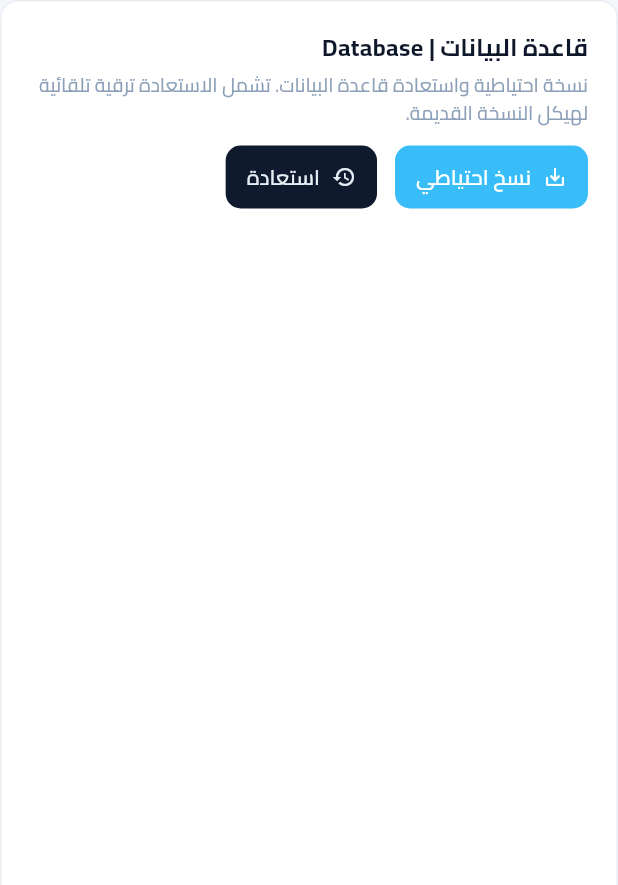
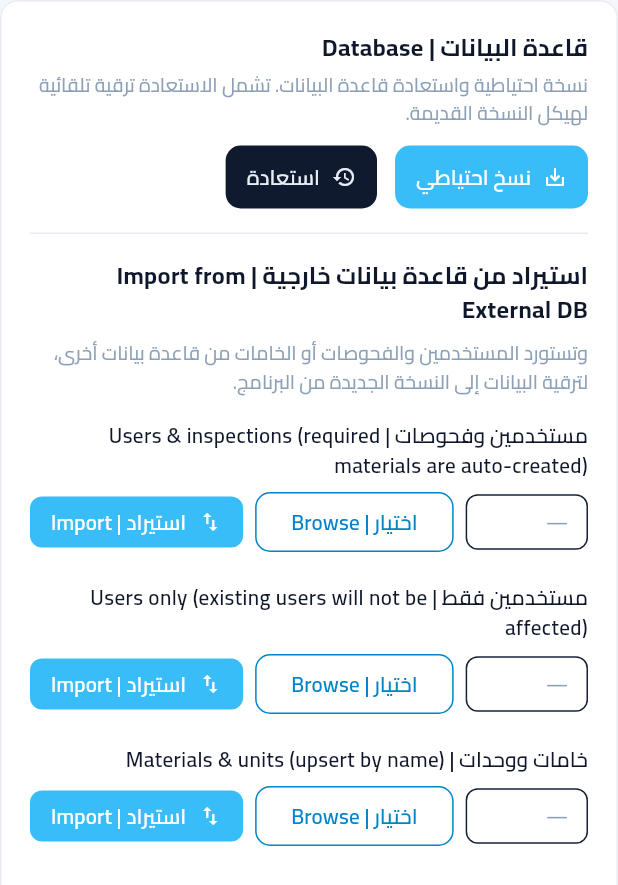
Before and after one commit to hassan10101s/row-material-flutter, a Flutter app: the _DatabasePanel widget shown alone on an empty page, opened directly, on a phone screen of 412 x 824 dp. Shown: the top 885 px of the screen. Run offline on Flutter 3.47's test engine with Material 3 defaults, Android fonts, the phone set to English and light mode, and no system bars; our stand-ins replace file_picker, flutter_secure_storage, get_it, go_router, pdf, shared_preferences and 2 more; missing offline and left inert: excel, pointycastle, qr; accounts and stored records are empty; statements that could not run were skipped.

Commit message:
Migration wizard: import users+inspections, users only, and materials+units from external DBs

```diff
--- /dev/null
+++ b/lib/features/settings/presentation/migration_panel.dart
@@ -0,0 +1,270 @@
+import 'package:file_picker/file_picker.dart';
+import 'package:flutter/material.dart';
+
+import '../../../app/auth_gate.dart';
+import '../../../core/services/seed_service.dart';
+import '../../../core/utils/app_exceptions.dart';
+import '../../../design_system/feedback/app_feedback.dart';
+import '../../../design_system/tokens/app_colors.dart';
+import '../../../design_system/tokens/app_spacing.dart';
+import '../../../design_system/widgets/app_button.dart';
+import '../../../di/service_locator.dart';
+import '../../backup/data/backup_manager.dart';
+
+/// Migration wizard (port of Web Settings DatabasePanel "Import from external
+/// DB" sections): import users+inspections, users only, or materials+units.
+class MigrationPanel extends StatefulWidget {
+  const MigrationPanel({super.key});
+
+  @override
+  State<MigrationPanel> createState() => _MigrationPanelState();
+}
+
+class _MigrationPanelState extends State<MigrationPanel> {
+  final _backup = getIt<BackupManager>();
+  String? _combinedPath;
+  String? _usersPath;
+  String? _materialsPath;
+  String? _busyKey;
+
+  String get _developerName => getIt<AuthGate>().currentUser?.username ?? '';
+
+  Future<void> _pick(String target) async {
+    final picked = await FilePicker.platform.pickFiles(
+      type: FileType.custom,
+      allowedExtensions: ['db'],
+      dialogTitle: 'اختر ملف قاعدة البيانات | Pick a database file',
+    );
+    final path = picked?.files.single.path;
+    if (path == null || !mounted) return;
+    setState(() {
+      switch (target) {
+        case 'combined':
+          _combinedPath = path;
+        case 'users':
+          _usersPath = path;
+        case 'materials':
+          _materialsPath = path;
+      }
+    });
+  }
+
+  Future<bool> _confirm({
+    required String title,
+    required String message,
+    required String confirmText,
+    required bool danger,
+  }) async {
+    final result = await showDialog<bool>(
+      context: context,
+      builder: (c) => AlertDialog(
+        title: Text(title),
+        content: Text(message),
+        actions: [
+          TextButton(
+            onPressed: () => Navigator.of(c).pop(false),
+            child: const Text('إلغاء | Cancel'),
+          ),
+          FilledButton(
+            style: danger
+                ? FilledButton.styleFrom(backgroundColor: AppColors.danger)
+                : null,
+            onPressed: () => Navigator.of(c).pop(true),
+            child: Text(confirmText),
+          ),
+        ],
+      ),
+    );
+    return result ?? false;
+  }
+
+  Future<void> _run(String key, Future<String> Function() action) async {
+    setState(() => _busyKey = key);
+    try {
+      final message = await action();
+      if (!mounted) return;
+      if (message.isNotEmpty) AppFeedback.success(context, message);
+    } on AppError catch (e) {
+      if (mounted) AppFeedback.error(context, e.message);
+    } catch (e) {
+      if (mounted) AppFeedback.error(context, '$e');
+    } finally {
+      if (mounted) setState(() => _busyKey = null);
+    }
+  }
+
+  Future<void> _importCombined() async {
+    final path = _combinedPath;
+    if (path == null) {
+      AppFeedback.error(context, 'اختر قاعدة بيانات أولاً | Select a database first.');
+      return;
+    }
+    final ok = await _confirm(
+      title: 'استيراد المستخدمين والفحوصات | Import users & inspections',
+      message: 'سيتم استيراد المستخدمين الجدد والفحوصات فقط من قاعدة البيانات المحددة. '
+          'الخامات المطلوبة تُنشأ تلقائياً. لا تتأثر الإعدادات أو البيانات المرجعية الموجودة.\n'
+          'Only new users and inspections will be imported. Required materials are auto-created.',
+      confirmText: 'استيراد | Import',
+      danger: false,
+    );
+    if (!ok) return;
+    await _run('combined', () async {
+      final users = await _backup.pullUsersFromSourceDb(
+        sourceDbPath: path,
+        developerName: _developerName,
+      );
+      final inspections =
+          await _backup.importInspectionsFromSource(sourceDbPath: path);
+      return 'تم استيراد ${users['users_copied']} مستخدم و $inspections فحص. '
+          'Imported ${users['users_copied']} users and $inspections inspections.';
+    });
+  }
+
+  Future<void> _importUsers() async {
+    final path = _usersPath;
+    if (path == null) {
+      AppFeedback.error(context, 'اختر قاعدة بيانات أولاً | Select a database first.');
+      return;
+    }
+    final ok = await _confirm(
+      title: 'استيراد المستخدمين | Import users',
+      message: 'سيتم نسخ المستخدمين من الملف المحدد إلى القاعدة المحلية. '
+          'المستخدمون الموجودون مسبقاً لن يتأثروا.\n'
+          'Existing users will not be affected.',
+      confirmText: 'استيراد | Import',
+      danger: false,
+    );
+    if (!ok) return;
+    await _run('users', () async {
+      await _backup.validateBackupDatabase(path);
+      final result = await _backup.pullUsersFromSourceDb(
+        sourceDbPath: path,
+        developerName: _developerName,
+      );
+      final parts = ['تم نسخ ${result['users_copied']} مستخدم جديد'];
+      if ((result['users_skipped'] as num? ?? 0) > 0) {
+        parts.add('تم تخطي ${result['users_skipped']} مستخدم موجود سابقاً');
+      }
+      if ((result['legacy_count'] as num? ?? 0) > 0) {
+        parts.add('${result['legacy_count']} كلمة مرور قديمة (سيتم ترقيتها عند أول تسجيل دخول)');
+      }
+      if ((result['v2_count'] as num? ?? 0) > 0) {
+        parts.add('${result['v2_count']} كلمة مرور مشفرة من جهاز آخر (قد تحتاج إعادة تعيين)');
+      }
+      return '${parts.join('. ')}.';
+    });
+  }
+
+  Future<void> _importMaterials() async {
+    final path = _materialsPath;
+    if (path == null) {
+      AppFeedback.error(context, 'اختر قاعدة بيانات أولاً | Select a database first.');
+      return;
+    }
+    final ok = await _confirm(
+      title: 'استيراد الخامات والوحدات | Import materials & units',
+      message: 'سيتم دمج الخامات والوحدات من قاعدة البيانات المحددة بشكل تراكمي (تحديث حسب الاسم). '
+          'لن تتغير الإعدادات أو المسارات المحلية.\n'
+          'Materials and units will be upserted by name. Settings stay unchanged.',
+      confirmText: 'استيراد | Import',
+      danger: false,
+    );
+    if (!ok) return;
+    await _run('materials', () async {
+      await _backup.validateMaterialsDatabase(path);
+      final result = await _backup.importMaterialsDatabase(
+        sourceDbPath: path,
+        importUnits: getIt<SeedService>().importUnits,
+      );
+      final message = '${result['message'] ?? ''}';
+      return message.isEmpty
+          ? 'تم استيراد ${result['materials']} خامة و ${result['parameters']} وحدة. '
+              'Imported ${result['materials']} materials and ${result['parameters']} units.'
+          : message;
+    });
+  }
+
+  Widget _row(String label, String? path, String pickKey, String importKey,
+      VoidCallback onImport) {
+    return Column(
+      crossAxisAlignment: CrossAxisAlignment.start,
+      children: [
+        Text(label, style: const TextStyle(fontWeight: FontWeight.w600)),
+        const SizedBox(height: AppSpacing.xs),
+        Row(
+          children: [
+            Expanded(
+              child: Container(
+                padding: const EdgeInsets.symmetric(horizontal: 12, vertical: 8),
+                decoration: BoxDecoration(
+                  border: Border.all(color: AppColors.borderMuted),
+                  borderRadius: BorderRadius.circular(8),
+                ),
+                child: Text(
+                  path?.isNotEmpty == true ? path! : '—',
+                  style: TextStyle(color: AppColors.textMuted, fontSize: 13),
+                  overflow: TextOverflow.ellipsis,
+                ),
+              ),
+            ),
+            const SizedBox(width: AppSpacing.sm),
+            OutlinedButton(
+              onPressed: _busyKey != null ? null : () => _pick(pickKey),
+              child: const Text('اختيار | Browse'),
+            ),
+            const SizedBox(width: AppSpacing.sm),
+            AppButton(
+              small: true,
+              label: 'استيراد | Import',
+              icon: const Icon(Icons.import_export, size: 16),
+              loading: _busyKey == importKey,
+              onPressed: _busyKey != null ? null : onImport,
+            ),
+          ],
+        ),
+      ],
+    );
+  }
+
+  @override
+  Widget build(BuildContext context) {
+    return Column(
+      crossAxisAlignment: CrossAxisAlignment.start,
+      children: [
+        const Text(
+          'استيراد من قاعدة بيانات خارجية | Import from External DB',
+          style: TextStyle(fontSize: 16, fontWeight: FontWeight.w700),
+        ),
+        const SizedBox(height: AppSpacing.sm),
+        Text(
+          'وتستورد المستخدمين والفحوصات أو الخامات من قاعدة بيانات أخرى، لترقية البيانات إلى النسخة الجديدة من البرنامج.',
+          style: TextStyle(fontSize: 13, color: AppColors.textMuted),
+        ),
+        const SizedBox(height: AppSpacing.lg),
+        _row(
+          'مستخدمين وفحوصات | Users & inspections (required materials are auto-created)',
+          _combinedPath,
+          'combined',
+          'combined',
+          _importCombined,
+        ),
+        const SizedBox(height: AppSpacing.lg),
+        _row(
+          'مستخدمين فقط | Users only (existing users will not be affected)',
+          _usersPath,
+          'users',
+          'users',
+          _importUsers,
+        ),
+        const SizedBox(height: AppSpacing.lg),
+        _row(
+          'خامات ووحدات | Materials & units (upsert by name)',
+          _materialsPath,
+          'materials',
+          'materials',
+          _importMaterials,
+        ),
+      ],
+    );
+  }
+}
--- a/lib/features/settings/presentation/settings_screen.dart
+++ b/lib/features/settings/presentation/settings_screen.dart
@@ -15,6 +15,7 @@ import '../../../router/app_router.dart';
 import '../../auth/domain/user.dart';
 import '../../backup/data/backup_manager.dart';
 import '../../settings/data/settings_repo.dart';
+import 'migration_panel.dart';
 
 /// Settings (port of Web SettingsView: General / Export / Database / Users).
 class SettingsScreen extends StatefulWidget {
@@ -289,6 +290,10 @@ class _DatabasePanelState extends State<_DatabasePanel> {
             ),
           ],
         ),
+        const SizedBox(height: AppSpacing.lg),
+        const Divider(),
+        const SizedBox(height: AppSpacing.lg),
+        const MigrationPanel(),
       ],
     );
   }
```
